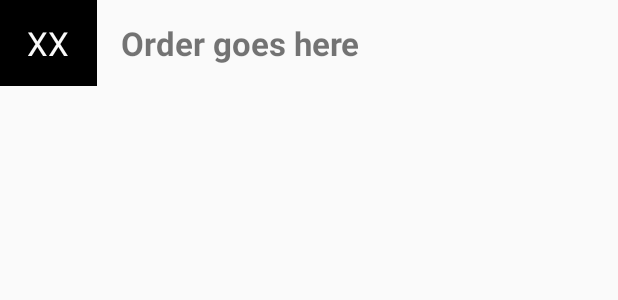
After one commit to neo/AnKopiRun, an Android app: the layout run_list_row.xml on its own in the app's theme, with its tools: preview values and no code run, on a phone screen of 412 x 824 dp. The commit adds this screen. Shown: the top 300 px of the screen. Run offline under Robolectric (Android 15) with nearby library versions, the phone set to English and light mode, and no system bars.

Commit message:
Add views for Run selection
[#116858865]

```diff
--- a/app/src/main/java/pivotal/io/ankopirun/widgets/runlist/RunListPresenter.kt
+++ b/app/src/main/java/pivotal/io/ankopirun/widgets/runlist/RunListPresenter.kt
@@ -1,6 +1,10 @@
 package pivotal.io.ankopirun.widgets.runlist
 
+import pivotal.io.ankopirun.views.RunListView
+
 interface RunListPresenter {
+
+    var view: RunListView?
 
     fun populateRunList()
 
--- a/app/src/main/java/pivotal/io/ankopirun/widgets/runlist/RunListPresenterImpl.kt
+++ b/app/src/main/java/pivotal/io/ankopirun/widgets/runlist/RunListPresenterImpl.kt
@@ -9,7 +9,10 @@ class RunListPresenterImpl(val runRepository: RunRepository,
                            val ioScheduler: Scheduler,
                            val mainThreadScheduler: Scheduler) : RunListPresenter {
 
-    var view: RunListView? = null
+    override var view: RunListView? = null
+        set(value) {
+            field = value
+        }
 
     override fun populateRunList() {
         runRepository.getRuns()
--- a/app/src/main/res/layout/activity_join_run.xml
+++ b/app/src/main/res/layout/activity_join_run.xml
@@ -12,7 +12,7 @@
         <TextView
             style="@style/SubtitleStyle"
             android:layout_marginBottom="8dp"
-            android:text="@string/ongoing_runs"/>
+            android:text="@string/select_a_run"/>
 
         <pivotal.io.ankopirun.views.RunListRecyclerView
             android:id="@+id/run_list"
--- /dev/null
+++ b/app/src/main/res/layout/run_list_row.xml
@@ -0,0 +1,35 @@
+<?xml version="1.0" encoding="utf-8"?>
+<LinearLayout xmlns:android="http://schemas.android.com/apk/res/android"
+              android:layout_width="match_parent"
+              android:layout_height="wrap_content"
+              android:orientation="horizontal">
+
+    <TextView
+        android:id="@+id/name"
+        android:layout_width="0dp"
+        android:layout_height="wrap_content"
+        android:layout_weight="0.15"
+        android:background="@android:color/black"
+        android:paddingBottom="14dp"
+        android:paddingLeft="4dp"
+        android:paddingRight="4dp"
+        android:paddingTop="14dp"
+        android:text="XX"
+        android:textAlignment="center"
+        android:textAllCaps="true"
+        android:textColor="@color/colorOffWhite"
+        android:textSize="22sp"/>
+
+    <TextView
+        android:id="@+id/location"
+        android:layout_width="0dp"
+        android:layout_height="wrap_content"
+        android:layout_gravity="center_vertical"
+        android:layout_weight="0.8"
+        android:paddingEnd="4dp"
+        android:paddingStart="16dp"
+        android:text="Order goes here"
+        android:textSize="22dp"
+        android:textStyle="bold"/>
+
+</LinearLayout>
--- a/app/src/main/res/values/strings.xml
+++ b/app/src/main/res/values/strings.xml
@@ -13,5 +13,5 @@
     <string name="make_order">Make your order:</string>
     <string name="initials">Initials</string>
     <string name="what_do_you_want">What do you want?</string>
-    <string name="ongoing_runs">Ongoing Runs!</string>
+    <string name="select_a_run">Select a Run</string>
 </resources>
```
Also changed, not shown: app/src/main/java/pivotal/io/ankopirun/views/RunListRecyclerView.kt (+6 -3 lines), app/src/main/java/pivotal/io/ankopirun/views/activities/JoinRunActivity.kt (+17 -1 lines), app/src/main/java/pivotal/io/ankopirun/widgets/runlist/RunListAdapter.kt (+13 -16 lines).
